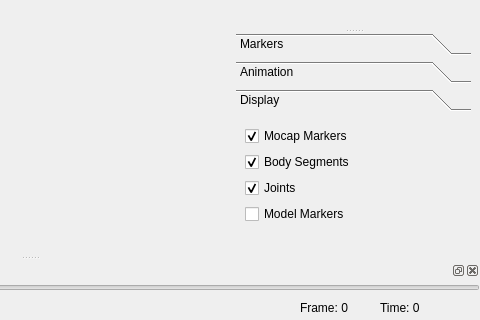
Old version of the form ui/MainWindow.ui in the repository martinfelis/puppeteer; both pictures show x 420 to 900 and y 478 to 798 of the 900 by 798 pixel window.
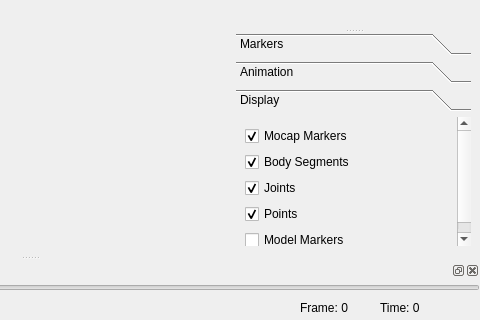
New version of the form. Custom widgets are drawn as their Qt base class.

Commit message: editing of contact points works, editors only updated when shown

```diff
--- a/ui/MainWindow.ui
+++ b/ui/MainWindow.ui
@@ -262,21 +262,21 @@
               <x>0</x>
               <y>0</y>
               <width>235</width>
-              <height>178</height>
+              <height>187</height>
              </rect>
             </property>
             <attribute name="label">
              <string>Display</string>
             </attribute>
             <layout class="QGridLayout" name="gridLayout_5">
-             <item row="3" column="0">
+             <item row="4" column="0">
               <widget class="QCheckBox" name="drawModelMarkersCheckBox">
                <property name="text">
                 <string>Model Markers</string>
                </property>
               </widget>
              </item>
-             <item row="7" column="0">
+             <item row="8" column="0">
               <spacer name="verticalSpacer">
                <property name="orientation">
                 <enum>Qt::Vertical</enum>
@@ -319,6 +319,16 @@
                </property>
               </widget>
              </item>
+             <item row="3" column="0">
+              <widget class="QCheckBox" name="drawPointsCheckBox">
+               <property name="text">
+                <string>Points</string>
+               </property>
+               <property name="checked">
+                <bool>true</bool>
+               </property>
+              </widget>
+             </item>
             </layout>
            </widget>
           </widget>
```
Left out of the diff: 74 changed lines with no effect on the pictures. The commit also changes 5 other files.
